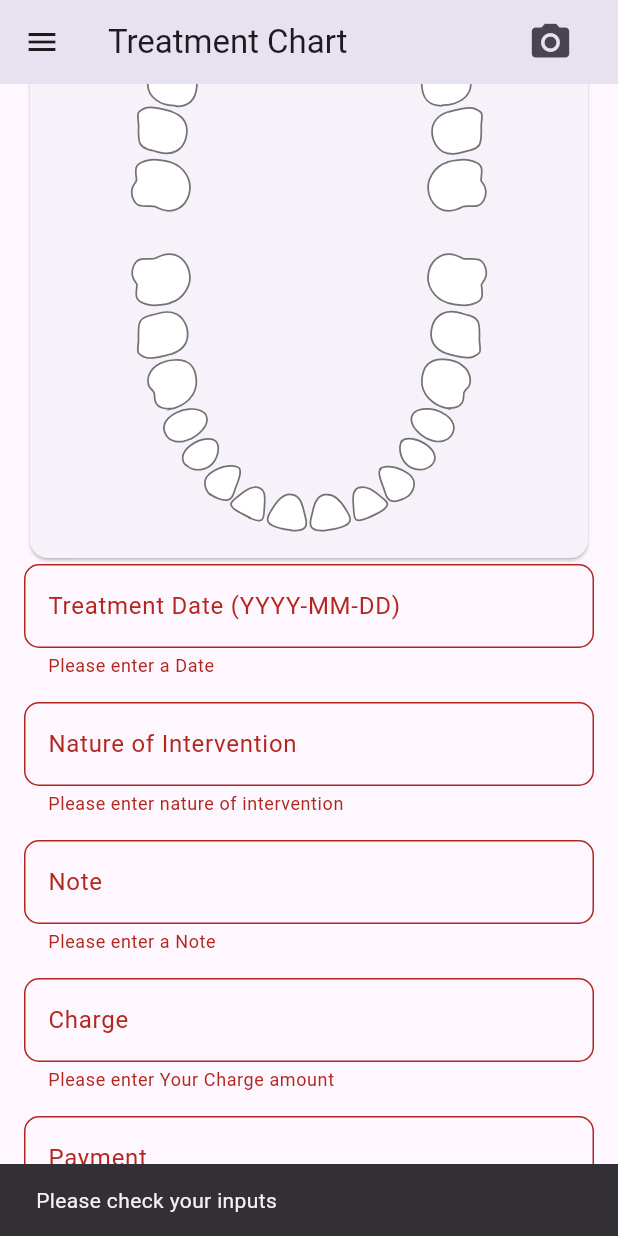
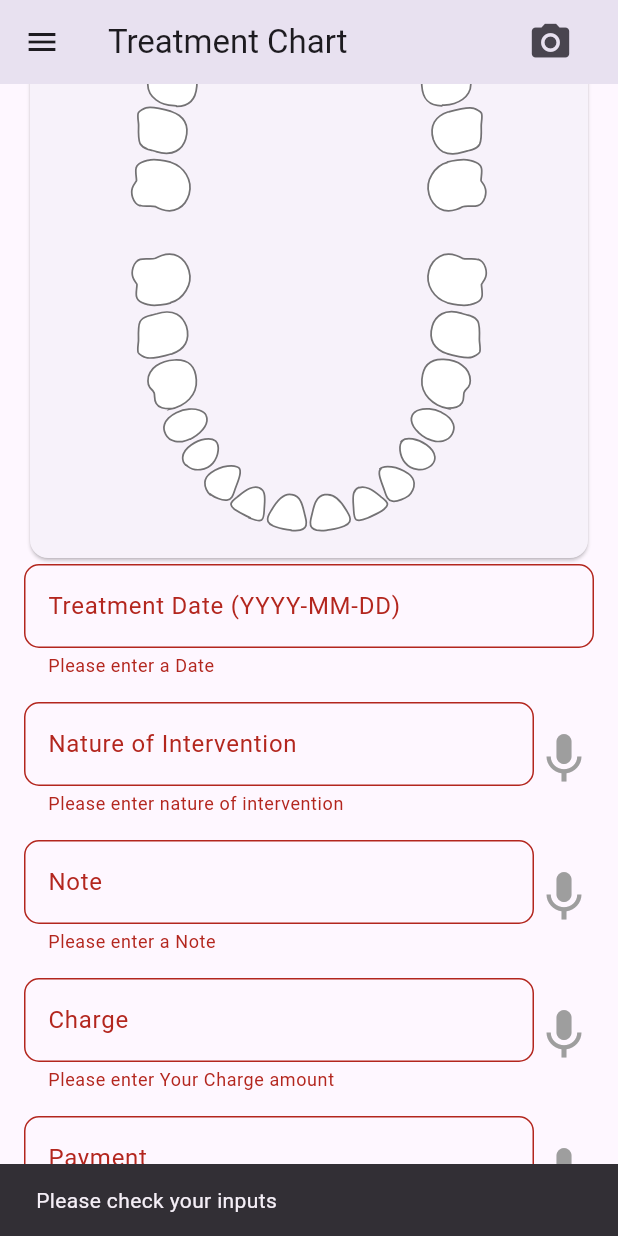
Before and after one commit to ferjani69/finale, a Flutter app: the TreatmentChart screen opened directly with sample values from the repository, scrolled down 159 dp, after a tap on "Submit", on a phone screen of 412 x 824 dp. Run offline on Flutter 3.47's test engine with Material 3 defaults, Android fonts, the phone set to English and light mode, and no system bars; our stand-ins replace cloud_firestore, firebase_core, flutter_svg_provider, get, image_picker, path_drawing and 1 more; missing offline and left inert: dart:html, google_mlkit_text_recognition; accounts and stored records are empty.

Commit message:
problem solved +added voice widget to add treatment data base completed (one problem is i need to create to each patient his own treat place cause tawa kol chy issob fi ba3thou

```diff
--- a/lib/main.dart
+++ b/lib/main.dart
@@ -14,6 +14,8 @@ import 'package:get/get.dart';
 void main() async{
   WidgetsFlutterBinding.ensureInitialized();
   await Firebase.initializeApp();
+  FirebaseFirestore.instance.settings = const Settings(persistenceEnabled: true);
+
   runApp(const MyApp());
 }
 
--- a/lib/treatement_chart.dart
+++ b/lib/treatement_chart.dart
@@ -4,7 +4,7 @@ import 'package:flutter_svg_provider/flutter_svg_provider.dart';
 import 'package:path_drawing/path_drawing.dart';
 import 'package:search/Patients%20class/patient.dart';
 import 'package:search/treatement_records_page.dart';
-import 'package:search/treatmentlist.dart';
+import 'package:search/Widgets/Voicett.dart';
 import 'OCR0ptionsPage.dart';
 import 'treatement.dart';
 import 'package:xml/xml.dart';
@@ -50,40 +50,38 @@ class _TreatmentChartState extends State<TreatmentChart> {
     }
   }
   void _submitForm() {
-    String formattedDate='' ;
-
     if (_formKey.currentState!.validate()) {
-      // Process form data here
-      print('Form submitted');
       String notes = notesController.text;
       String natureintv = natureIntervController.text;
       String doit = doitController.text;
       String recu = recuController.text;
       String tretdate = dateController.text;
+
       treatement newtret = treatement(
-        "unique_id",
+        null,
         DateTime.parse(tretdate),
         dent,
         natureintv,
         notes,
         int.parse(doit),
         int.parse(recu),
-      );   CollectionReference Treatements = FirebaseFirestore.instance.collection("Treatements");
-      Treatements.add({
+      );
 
-        'treatDate':DateTime.parse(tretdate),
-        'dent': int.parse(dent),
-        'Natureintrv': natureintv,
-        'Notes':notes, // Firestore will handle DateTime correctly
-        'doit': int.parse(doit),
-        'recu': int.parse(recu),
+      FirebaseFirestore.instance.collection("Treatements").add({
+        'treatDate': newtret.datetreat!.toIso8601String(),
+        'dent': newtret.dent,
+        'Natureintrv': newtret.natureinterv,
+        'Notes': newtret.notes,
+        'doit': newtret.doit,
+        'recu': newtret.recu,
       }).then((docRef) {
-        print("Document written with ID: ${docRef.id}");
-        // Update the ID of newPatient if necessary
         newtret.id = docRef.id;
         widget.addtreat(newtret);
+        Navigator.pop(context, true);
       }).catchError((error) {
         print("Error adding document: $error");
+        Navigator.pop(context, false); // Indicate an error occurred
+
       });
 
       // Clear text fields
@@ -92,36 +90,11 @@ class _TreatmentChartState extends State<TreatmentChart> {
       notesController.clear();
       doitController.clear();
       recuController.clear();
-
-      // Show snackbar
-      ScaffoldMessenger.of(context).showSnackBar(
-        const SnackBar(
-          content: Text('Treatments added successfully'),
-        ),
-      );
-
-      widget.addtreat(newtret);
-
-      Navigator.push(
-        context,
-        MaterialPageRoute(
-          builder: (context) => TreatmentRecordsPage(
-            patient: widget.patient, // Replace patientObject with your patient data
-            addtreat: (newTreatment) {
-              setState(() {
-                display_list.add(newTreatment);
-              });
-            },
-          ),
-        ),
-      );
     } else {
-      // Show snackbar for invalid input
-      ScaffoldMessenger.of(context).showSnackBar(
-        const SnackBar(
+      // Show error message
+      ScaffoldMessenger.of(context).showSnackBar(const SnackBar(
         content: Text('Please check your inputs'),
-        ),
-      );
+      ));
     }
   }
   @override
@@ -187,6 +160,9 @@ class _TreatmentChartState extends State<TreatmentChart> {
                   ),
                   const SizedBox(height: 16),
                   Material(
+                    child: Row(
+                      children: [
+                        Expanded(
                           child: TextFormField(
                             autovalidateMode: AutovalidateMode.onUserInteraction,
                             controller: natureIntervController,
@@ -209,8 +185,16 @@ class _TreatmentChartState extends State<TreatmentChart> {
                             },
                           ),
                         ),
+                        Voicett(controller: natureIntervController),
+
+                      ],
+                    ),
+                  ),
                   const SizedBox(height: 16),
                   Material(
+                    child: Row(
+                      children: [
+                        Expanded(
                           child: TextFormField(
                             autovalidateMode: AutovalidateMode.onUserInteraction,
                             controller: notesController,
@@ -233,8 +217,16 @@ class _TreatmentChartState extends State<TreatmentChart> {
                             },
                           ),
                         ),
+                        Voicett(controller: notesController),
+
+                      ],
+                    ),
+                  ),
                   const SizedBox(height: 16),
                   Material(
+                    child: Row(
+                      children: [
+                        Expanded(
                           child: TextFormField(
                             autovalidateMode: AutovalidateMode.onUserInteraction,
                             controller: doitController,
@@ -255,8 +247,16 @@ class _TreatmentChartState extends State<TreatmentChart> {
                             },
                           ),
                         ),
+                        Voicett(controller:doitController),
+
+                      ],
+                    ),
+                  ),
                   const SizedBox(height: 16),
                   Material(
+                    child: Row(
+                      children: [
+                        Expanded(
                           child: TextFormField(
                             controller: recuController,
                             keyboardType: TextInputType.number,
@@ -274,6 +274,11 @@ class _TreatmentChartState extends State<TreatmentChart> {
                               // You can add more validation if needed
                               return null;
                             },
+                          ),
+                        ),
+                        Voicett(controller: recuController),
+
+                      ],
                     ),
                   ),
                   const SizedBox(height: 20),
```
Also changed, not shown: lib/Edittreatement.dart (+27 -1 lines), lib/treatement.dart (+14 -19 lines), lib/treatement_records_page.dart (+74 -96 lines), firebase.json (added), lib/Login.dart (added), lib/firebase_options.dart (added), 1 other file. Lines whose indentation alone changed are shown as unchanged.
